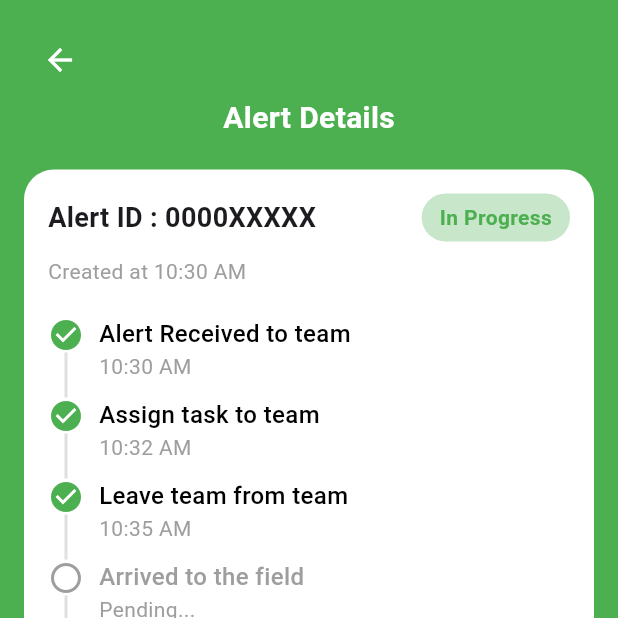
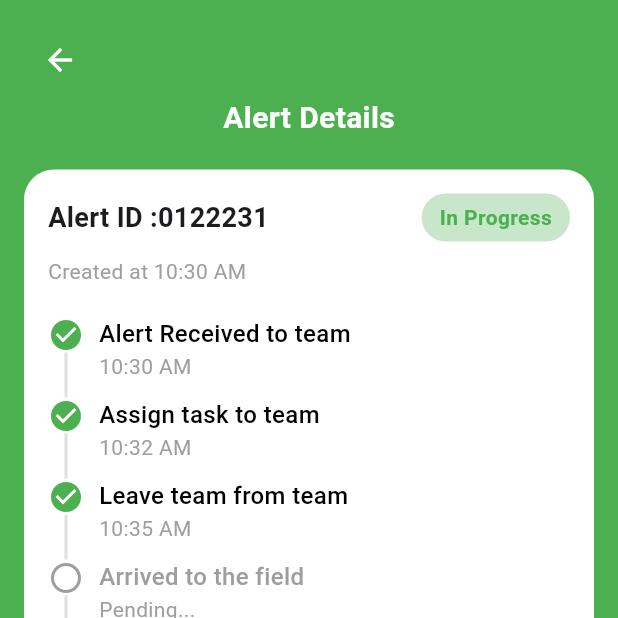
Before and after one commit to mohamedalisaifudeen/safecrop, a Flutter app: the UpdateScreen screen opened directly, on a phone screen of 412 x 824 dp, the top half of it. Run offline on Flutter 3.47's test engine with Material 3 defaults, Android fonts, the phone set to English and light mode, and no system bars.

Commit message:
added database for alert

```diff
--- a/lib/Update.dart
+++ b/lib/Update.dart
@@ -69,7 +69,7 @@ class UpdateScreen extends StatelessWidget {
                         mainAxisAlignment: MainAxisAlignment.spaceBetween,
                         children: [
                           const Text(
-                            "Alert ID : 0000XXXXX",
+                            "Alert ID :0122231",
                             style: TextStyle(
                               fontSize: 18,
                               fontWeight: FontWeight.bold,
```
Also changed, not shown: lib/database.dart (added).
